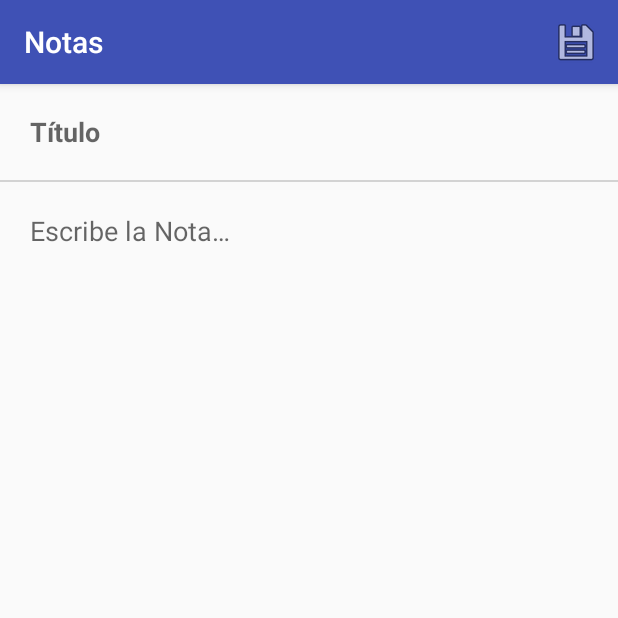
After one commit to SmartNetAR/Android, an Android app: the EditaNotaActivity screen opened directly, with no data from a screen before it, on a phone screen of 412 x 824 dp, the top half of it. The commit adds this screen. Run offline under Robolectric (Android 15) with nearby library versions, the phone set to English and light mode, and no system bars.

Commit message:
se pueden agregar notas y editar notas con un nuevo activity

```diff
--- a/03 Notas/app/src/main/AndroidManifest.xml
+++ b/03 Notas/app/src/main/AndroidManifest.xml
@@ -15,6 +15,7 @@
                 <category android:name="android.intent.category.LAUNCHER" />
             </intent-filter>
         </activity>
+        <activity android:name=".EditaNotaActivity"></activity>
     </application>
 
 </manifest>
--- /dev/null
+++ b/03 Notas/app/src/main/java/ar/com/smartnet/notas/EditaNotaActivity.java
@@ -0,0 +1,56 @@
+package ar.com.smartnet.notas;
+
+import android.content.Intent;
+import android.support.v7.app.AppCompatActivity;
+import android.os.Bundle;
+import android.view.Menu;
+import android.view.MenuInflater;
+import android.view.MenuItem;
+import android.widget.EditText;
+
+public class EditaNotaActivity extends AppCompatActivity {
+    private int pos = -1;
+    private EditText edit_titulo;
+    private EditText edit_texto;
+
+    @Override
+    protected void onCreate(Bundle savedInstanceState) {
+        super.onCreate(savedInstanceState);
+        setContentView(R.layout.activity_edita_nota);
+
+        edit_titulo = (EditText) findViewById(R.id.edit_Titulo);
+        edit_texto = (EditText) findViewById(R.id.edit_Texto);
+
+        Intent intent = getIntent();
+        if (intent.hasExtra("titulo")){
+            edit_titulo.setText(intent.getStringExtra("titulo"));
+            edit_texto.setText(intent.getStringExtra("texto"));
+            pos = intent.getIntExtra("pos", -1);
+        }
+    }
+
+    @Override
+    public boolean onCreateOptionsMenu(Menu menu) {
+        MenuInflater inflater = getMenuInflater();
+        inflater.inflate(R.menu.edita_nota_options, menu);
+        return true;
+    }
+
+    @Override
+    public boolean onOptionsItemSelected(MenuItem item) {
+        switch (item.getItemId()) {
+            case R.id.guardar:
+                Intent data = new Intent();
+                data.putExtra("titulo", edit_titulo.getText().toString());
+                data.putExtra("texto", edit_texto.getText().toString());
+                if (pos != -1) {
+                    data.putExtra("pos", pos);
+                }
+                setResult(RESULT_OK, data);
+                finish();
+                return true;
+            default:
+                return super.onOptionsItemSelected(item);
+        }
+    }
+}
--- /dev/null
+++ b/03 Notas/app/src/main/res/layout/activity_edita_nota.xml
@@ -0,0 +1,51 @@
+<?xml version="1.0" encoding="utf-8"?>
+<RelativeLayout xmlns:android="http://schemas.android.com/apk/res/android"
+    xmlns:tools="http://schemas.android.com/tools"
+    android:id="@+id/activity_edita_nota"
+    android:layout_width="match_parent"
+    android:layout_height="match_parent"
+    tools:context="ar.com.smartnet.notas.EditaNotaActivity">
+
+    <EditText
+        android:id="@+id/edit_Titulo"
+        android:layout_width="wrap_content"
+        android:layout_height="?attr/listPreferredItemHeight"
+        android:paddingLeft="20dp"
+        android:paddingRight="20dp"
+        android:inputType="text"
+        android:hint="@string/titulo"
+        android:maxLines="1"
+        android:textStyle="bold"
+        android:ems="10"
+        android:layout_alignParentTop="true"
+        android:layout_alignParentLeft="true"
+        android:layout_alignParentStart="true"
+        android:layout_alignParentRight="true"
+        android:layout_alignParentEnd="true"
+        android:background="@android:color/transparent"
+        />
+
+    <View
+        android:id="@+id/separador"
+        android:layout_width="match_parent"
+        android:layout_height="1dp"
+        android:layout_below="@id/edit_Titulo"
+        android:background="#28000000"
+        />
+
+    <EditText
+        android:id="@+id/edit_Texto"
+        android:padding="20dp"
+        android:layout_width="match_parent"
+        android:layout_height="wrap_content"
+        android:inputType="textMultiLine"
+        android:hint="@string/escribe_la_nota"
+        android:gravity="top"
+        android:ems="10"
+        android:layout_below="@id/separador"
+        android:layout_alignParentBottom="true"
+        android:background="@android:color/transparent"
+        />
+
+
+</RelativeLayout>
--- a/03 Notas/app/src/main/res/layout/activity_lista_notas.xml
+++ b/03 Notas/app/src/main/res/layout/activity_lista_notas.xml
@@ -28,6 +28,7 @@
         android:layout_alignParentBottom="true"
         android:layout_alignParentRight="true"
         android:layout_alignParentEnd="true"
+        android:onClick="onNuevaNota"
         />
 
 </RelativeLayout>
--- /dev/null
+++ b/03 Notas/app/src/main/res/menu/edita_nota_options.xml
@@ -0,0 +1,9 @@
+<?xml version="1.0" encoding="utf-8"?>
+<menu xmlns:android="http://schemas.android.com/apk/res/android"
+    xmlns:app="http://schemas.android.com/apk/res-auto">
+
+    <item android:title="@string/guarda"
+        android:id="@+id/guardar"
+        app:showAsAction="always"
+        android:icon="@android:drawable/ic_menu_save" />
+</menu>
--- a/03 Notas/app/src/main/res/values/strings.xml
+++ b/03 Notas/app/src/main/res/values/strings.xml
@@ -1,3 +1,6 @@
 <resources>
     <string name="app_name">Notas</string>
+    <string name="titulo">Título</string>
+    <string name="escribe_la_nota">Escribe la Nota…</string>
+    <string name="guarda">Guarda la Nota</string>
 </resources>
```
Also changed, not shown: 03 Notas/app/src/main/java/ar/com/smartnet/notas/ListaNotasActivity.java (+54 -0 lines).
